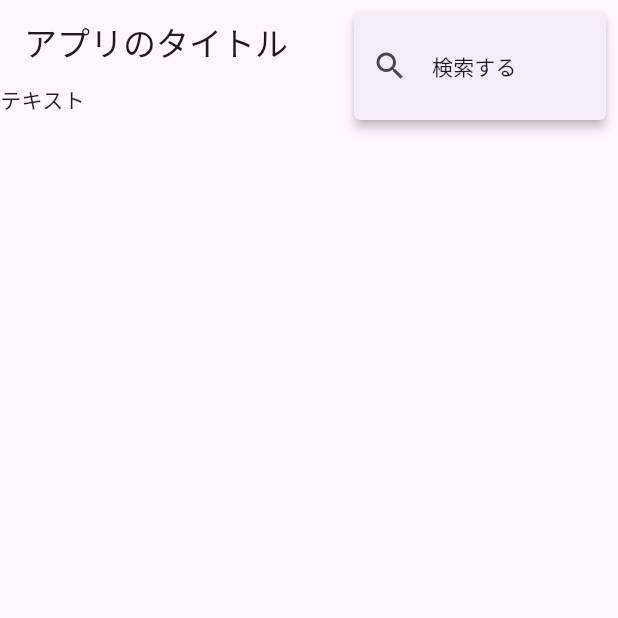
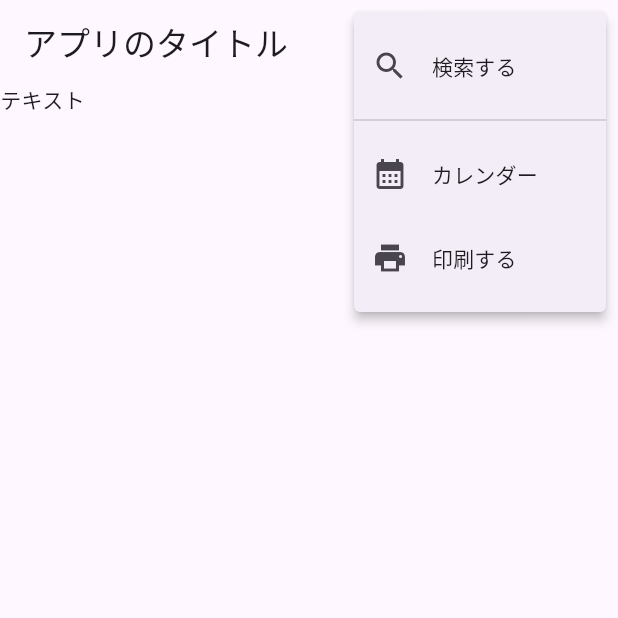
Before and after one commit to dream-developer/flutter_scaffold, a Flutter app: the screen it shows after launch, after a tap on the "more vert" icon, on a phone screen of 412 x 824 dp, the top half of it. Run offline on Flutter 3.47's test engine with Material 3 defaults, Android fonts, the phone set to English and light mode, and no system bars.

Commit message:
スキャフォールド - ポップアップメニュー - アイテムを増やす

```diff
--- a/lib/main.dart
+++ b/lib/main.dart
@@ -1,22 +1,40 @@
 import 'package:flutter/material.dart';
 void main() {
-  final popupMenu = PopupMenuButton( // 1
-    icon: const Icon(Icons.more_vert), // 2
-    itemBuilder: (BuildContext context) => <PopupMenuEntry>[ // 3
-      const PopupMenuItem( // 4
-        value: 'search', // 5
-        child: ListTile( // 6
+  final popupMenu = PopupMenuButton(
+    icon: const Icon(Icons.more_vert),
+    itemBuilder: (BuildContext context) => <PopupMenuEntry>[
+      const PopupMenuItem(
+        value: 'search',
+        child: ListTile(
           leading: Icon(Icons.search),
           title : Text('検索する')
         )
       ),
+      const PopupMenuDivider(), // ポップメニューの区切り線
+      const PopupMenuItem(
+        value: 'calendar',
+        child: ListTile(
+          leading: Icon(Icons.calendar_month),
+          title : Text('カレンダー')
+        )
+      ),
+      const PopupMenuItem(
+        value: 'print',
+        child: ListTile(
+          leading: Icon(Icons.print),
+          title : Text('印刷する')
+        )
+      ),
     ],
-    onSelected: (value){ // 7
-      switch(value){ // 8
+    onSelected: (value){
+      switch(value){
         case 'search': print("検索");
+        case 'calendar': print("カレンダー");
+        case 'print': print("印刷");
       }
     }
   );
+
 
   final appBar = AppBar(
     title: const Text('アプリのタイトル'),
```
